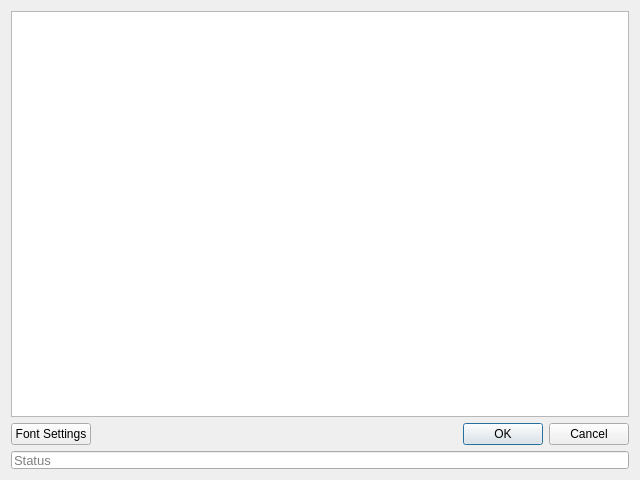
Qt form custom_query.ui (TiReks33/adb-explorer) before a commit.
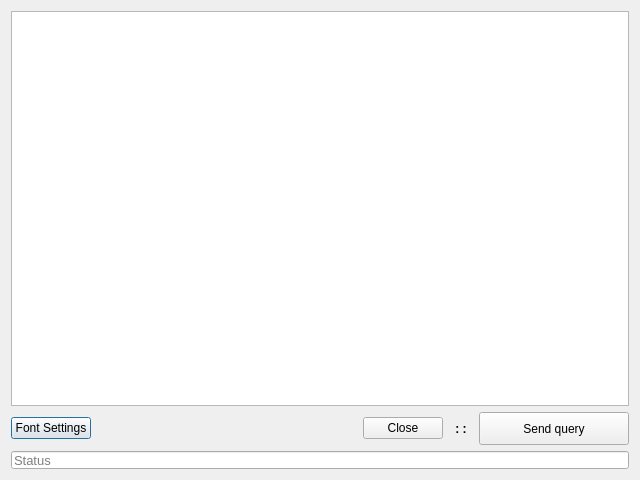
The same form after that commit.

The edit to the form file:
```diff
--- a/custom_query.ui
+++ b/custom_query.ui
@@ -30,20 +30,105 @@
       </widget>
      </item>
      <item>
-      <widget class="QDialogButtonBox" name="buttonBox">
-       <property name="toolTip">
-        <string/>
-       </property>
-       <property name="styleSheet">
-        <string notr="true"/>
-       </property>
+      <spacer name="horizontalSpacer">
        <property name="orientation">
         <enum>Qt::Horizontal</enum>
        </property>
-       <property name="standardButtons">
-        <set>QDialogButtonBox::Cancel|QDialogButtonBox::Ok</set>
+       <property name="sizeHint" stdset="0">
+        <size>
+         <width>40</width>
+         <height>20</height>
+        </size>
        </property>
-      </widget>
+      </spacer>
+     </item>
+     <item>
+      <layout class="QHBoxLayout" name="horizontalLayout_2">
+       <property name="spacing">
+        <number>6</number>
+       </property>
+       <property name="sizeConstraint">
+        <enum>QLayout::SetDefaultConstraint</enum>
+       </property>
+       <item>
+        <widget class="QPushButton" name="Cancel_button">
+         <property name="maximumSize">
+          <size>
+           <width>89</width>
+           <height>16777215</height>
+          </size>
+         </property>
+         <property name="text">
+          <string>Close</string>
+         </property>
+         <property name="autoDefault">
+          <bool>false</bool>
+         </property>
+         <property name="default">
+          <bool>false</bool>
+         </property>
+         <property name="flat">
+          <bool>false</bool>
+         </property>
+        </widget>
+       </item>
+       <item>
+        <widget class="QLabel" name="label">
+         <property name="sizePolicy">
+          <sizepolicy hsizetype="Minimum" vsizetype="Minimum">
+           <horstretch>0</horstretch>
+           <verstretch>0</verstretch>
+          </sizepolicy>
+         </property>
+         <property name="maximumSize">
+          <size>
+           <width>71</width>
+           <height>16777215</height>
+          </size>
+         </property>
+         <property name="font">
+          <font>
+           <weight>75</weight>
+           <bold>true</bold>
+          </font>
+         </property>
+         <property name="text">
+          <string>: :</string>
+         </property>
+         <property name="alignment">
+          <set>Qt::AlignCenter</set>
+         </property>
+        </widget>
+       </item>
+       <item>
+        <widget class="QPushButton" name="Ok_button">
+         <property name="sizePolicy">
+          <sizepolicy hsizetype="Expanding" vsizetype="Maximum">
+           <horstretch>0</horstretch>
+           <verstretch>0</verstretch>
+          </sizepolicy>
+         </property>
+         <property name="minimumSize">
+          <size>
+           <width>0</width>
+           <height>33</height>
+          </size>
+         </property>
+         <property name="maximumSize">
+          <size>
+           <width>150</width>
+           <height>300</height>
+          </size>
+         </property>
+         <property name="text">
+          <string>Send query</string>
+         </property>
+         <property name="default">
+          <bool>false</bool>
+         </property>
+        </widget>
+       </item>
+      </layout>
      </item>
     </layout>
    </item>
```
Left out of the diff: 35 changed lines with no effect on the pictures.
